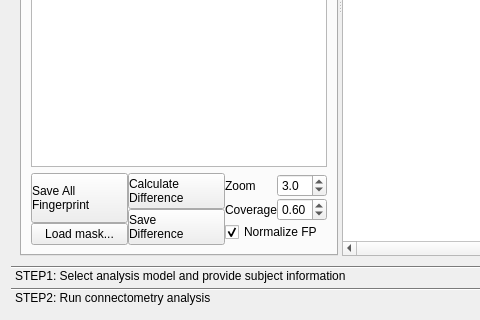
First picture: the form in tracking/vbc_dialog.ui, repository frankyeh/DSI-Studio, before the edit; both pictures show x 0 to 480 and y 293 to 613 of the 646 by 613 pixel window.
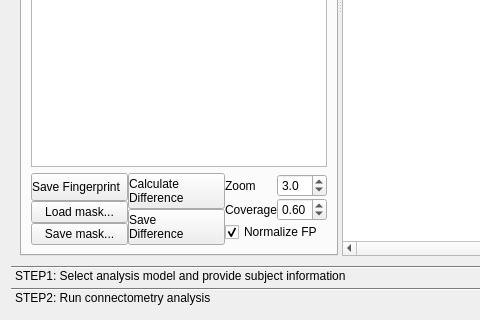
Second picture: the form after the edit. The open tabs and pages were chosen to show the change. Icons and pictures are not drawn. Custom widgets are drawn as their Qt base class.

Commit message: [ana] save fp mask

```diff
--- a/tracking/vbc_dialog.ui
+++ b/tracking/vbc_dialog.ui
@@ -46,7 +46,7 @@
           <rect>
            <x>0</x>
            <y>0</y>
-           <width>636</width>
+           <width>641</width>
            <height>515</height>
           </rect>
          </property>
@@ -469,8 +469,7 @@
                       <string notr="true">text-align: left</string>
                      </property>
                      <property name="text">
-                      <string>Save All
-Fingerprint</string>
+                      <string>Save Fingerprint</string>
                      </property>
                      <property name="icon">
                       <iconset resource="../icons.qrc">
@@ -489,6 +488,17 @@
                      </property>
                     </widget>
                    </item>
+                   <item>
+                    <widget class="QPushButton" name="save_fp_mask">
+                     <property name="text">
+                      <string>Save mask...</string>
+                     </property>
+                     <property name="icon">
+                      <iconset resource="../icons.qrc">
+                       <normaloff>:/icons/icons/save.xpm</normaloff>:/icons/icons/save.xpm</iconset>
+                     </property>
+                    </widget>
+                   </item>
                   </layout>
                  </item>
                  <item>
```
Left out of the diff: 4 changed lines with no effect on the pictures. The commit also changes 3 other files.
